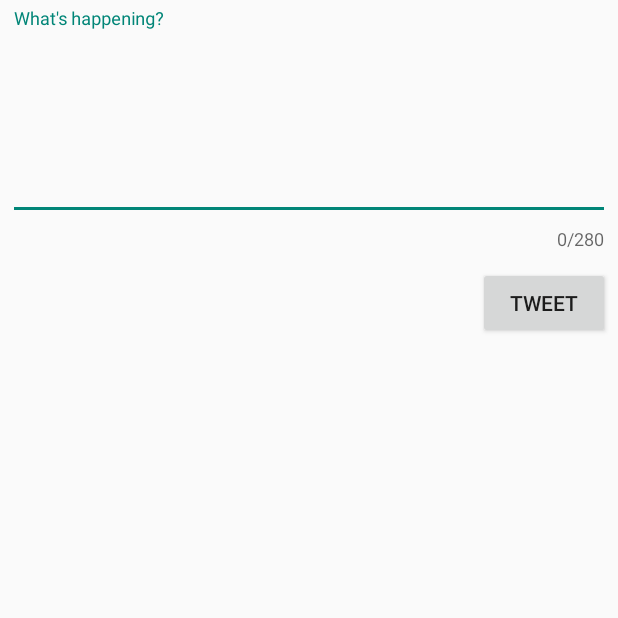
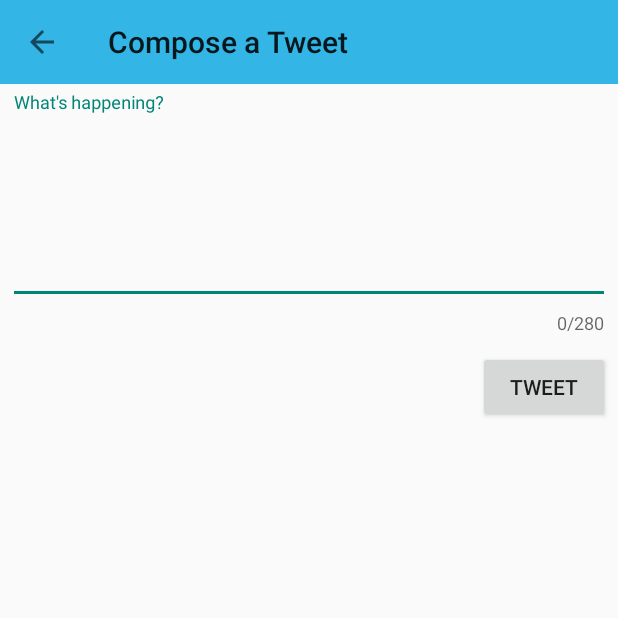
Before and after one commit to mlin2024/SimpleTweet, an Android app: the ComposeActivity screen opened directly, with no data from a screen before it, on a phone screen of 412 x 824 dp, the top half of it. Run offline under Robolectric (Android 15) with nearby library versions, the phone set to English and light mode, and no system bars; our stand-ins replace Room's generated code; libraries missing offline, so code that uses them is left out: com.codepath.asynchttpclient, com.facebook.stetho, org.parceler; 1 statement that could not run was skipped.

Commit message:
Implemented toolbars with back buttons in ComposeActivity and TweetDetailsActivity

```diff
--- a/app/src/main/java/com/example/simpletweet/activities/ComposeActivity.java
+++ b/app/src/main/java/com/example/simpletweet/activities/ComposeActivity.java
@@ -1,10 +1,12 @@
 package com.example.simpletweet.activities;
 
 import androidx.appcompat.app.AppCompatActivity;
+import androidx.appcompat.widget.Toolbar;
 
 import android.content.Intent;
 import android.os.Bundle;
 import android.util.Log;
+import android.view.MenuItem;
 import android.view.View;
 import android.widget.Button;
 import android.widget.EditText;
@@ -27,6 +29,7 @@ public class ComposeActivity extends AppCompatActivity {
     public static final String TAG = "ComposeActivity";
 
     TwitterClient client;
+    Toolbar composeToolbar;
     TextInputLayout textInputLayout;
     EditText composeEditText;
     Button postButton;
@@ -37,6 +40,10 @@ public class ComposeActivity extends AppCompatActivity {
         setContentView(R.layout.activity_compose);
 
         client = TwitterApp.getRestClient(this);
+        composeToolbar = findViewById(R.id.composeToolbar);
+        setSupportActionBar(composeToolbar);
+        getSupportActionBar().setDisplayHomeAsUpEnabled(true);
+        getSupportActionBar().setDisplayShowHomeEnabled(true);
         textInputLayout = findViewById(R.id.textInputLayout);
         textInputLayout.setCounterMaxLength(MAX_TWEET_LENGTH);
         composeEditText = findViewById(R.id.composeEditText);
@@ -82,4 +89,15 @@ public class ComposeActivity extends AppCompatActivity {
             }
         });
     }
+
+    @Override
+    public boolean onOptionsItemSelected(MenuItem item) {
+        int id = item.getItemId();
+
+        if (id == android.R.id.home) {
+            finish();
+            return true;
+        }
+        return super.onOptionsItemSelected(item);
+    }
 }
--- a/app/src/main/java/com/example/simpletweet/activities/TimelineActivity.java
+++ b/app/src/main/java/com/example/simpletweet/activities/TimelineActivity.java
@@ -20,7 +20,6 @@ import com.example.simpletweet.TwitterClient;
 import com.example.simpletweet.adapters.TweetAdapter;
 import com.example.simpletweet.models.Tweet;
 
-import org.json.JSONArray;
 import org.json.JSONException;
 import org.parceler.Parcels;
 
--- a/app/src/main/res/layout/activity_compose.xml
+++ b/app/src/main/res/layout/activity_compose.xml
@@ -6,17 +6,27 @@
     android:layout_height="match_parent"
     tools:context=".activities.ComposeActivity">
 
+    <androidx.appcompat.widget.Toolbar
+        android:id="@+id/composeToolbar"
+        android:layout_width="match_parent"
+        android:layout_height="wrap_content"
+        android:background="@android:color/holo_blue_light"
+        android:minHeight="?attr/actionBarSize"
+        android:titleTextColor="@android:color/white">
+    </androidx.appcompat.widget.Toolbar>
+
     <com.google.android.material.textfield.TextInputLayout
         android:id="@+id/textInputLayout"
         android:layout_width="wrap_content"
         android:layout_height="wrap_content"
-        android:layout_alignParentTop="true"
+        android:layout_below="@+id/composeToolbar"
         android:layout_alignParentEnd="true"
         android:layout_marginStart="5dp"
         android:layout_marginTop="5dp"
         android:layout_marginEnd="5dp"
         android:layout_marginBottom="5dp"
         app:counterEnabled="true">
+
         <EditText
             android:id="@+id/composeEditText"
             android:layout_width="match_parent"
```
Also changed, not shown: app/src/main/java/com/example/simpletweet/activities/TweetDetailsActivity.java (+19 -0 lines), app/src/main/res/layout/activity_tweet_details.xml (+18 -1 lines).
